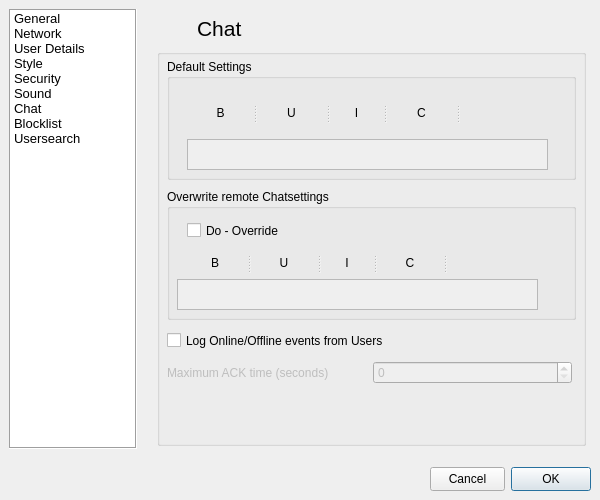
Old version of the form src/gui/form_settingsgui.ui in the repository vituperative/i2pchat.
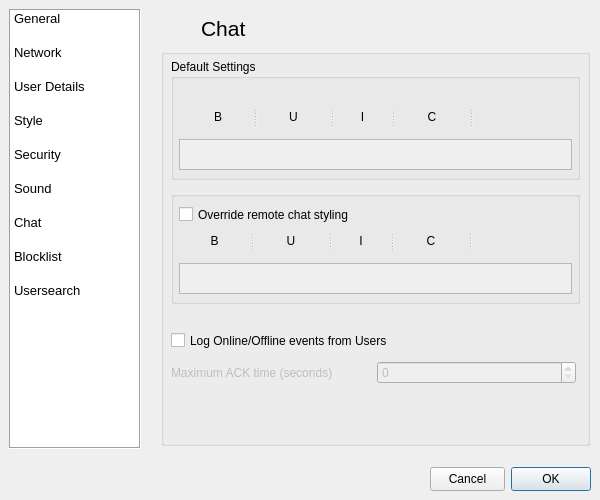
New version of the form. Icons and pictures are not drawn.

Commit message: More spacing for settings section icons; simplify chat settings panel

```diff
--- a/src/gui/form_settingsgui.ui
+++ b/src/gui/form_settingsgui.ui
@@ -109,7 +109,7 @@
       </property>
       <property name="maximumSize">
        <size>
-        <width>128</width>
+        <width>132</width>
         <height>500</height>
        </size>
       </property>
@@ -146,12 +146,27 @@
        <enum>QListView::SinglePass</enum>
       </property>
       <property name="spacing">
-       <number>0</number>
+       <number>4</number>
+      </property>
+      <property name="gridSize">
+       <size>
+        <width>0</width>
+        <height>34</height>
+       </size>
+      </property>
+      <property name="sortingEnabled">
+       <bool>false</bool>
       </property>
       <item>
        <property name="text">
         <string>General</string>
        </property>
+       <property name="font">
+        <font>
+         <weight>50</weight>
+         <bold>false</bold>
+        </font>
+       </property>
        <property name="icon">
         <iconset resource="resourcen.qrc">
          <normaloff>:/icons/settings.svg</normaloff>:/icons/settings.svg</iconset>
@@ -359,7 +374,7 @@
         <property name="title">
          <string>Wait time between rechecking for offline users</string>
         </property>
-        <widget class="QWidget" name="">
+        <widget class="QWidget" name="layoutWidget">
          <property name="geometry">
           <rect>
            <x>8</x>
@@ -2201,9 +2216,9 @@
           </property>
           <property name="geometry">
            <rect>
-            <x>20</x>
+            <x>8</x>
             <y>80</y>
-            <width>361</width>
+            <width>393</width>
             <height>31</height>
            </rect>
           </property>
@@ -2220,9 +2235,9 @@
          <widget class="QSplitter" name="splitter">
           <property name="geometry">
            <rect>
-            <x>21</x>
-            <y>40</y>
-            <width>361</width>
+            <x>12</x>
+            <y>44</y>
+            <width>385</width>
             <height>28</height>
            </rect>
           </property>
@@ -2400,25 +2415,25 @@
          <property name="geometry">
           <rect>
            <x>10</x>
-           <y>140</y>
+           <y>142</y>
            <width>409</width>
-           <height>131</height>
+           <height>113</height>
           </rect>
          </property>
          <property name="title">
-          <string>Overwrite remote Chatsettings</string>
+          <string/>
          </property>
          <widget class="QCheckBox" name="chatOverrideBox">
           <property name="geometry">
            <rect>
-            <x>20</x>
-            <y>30</y>
-            <width>108</width>
+            <x>8</x>
+            <y>12</y>
+            <width>389</width>
             <height>23</height>
            </rect>
           </property>
           <property name="text">
-           <string>Do - Override</string>
+           <string>Override remote chat styling</string>
           </property>
          </widget>
          <widget class="QTextEdit" name="txtShowCurrentChatStyleOverride">
@@ -2427,9 +2442,9 @@
           </property>
           <property name="geometry">
            <rect>
-            <x>10</x>
-            <y>90</y>
-            <width>361</width>
+            <x>8</x>
+            <y>72</y>
+            <width>393</width>
             <height>31</height>
            </rect>
           </property>
@@ -2449,9 +2464,9 @@
          <widget class="QSplitter" name="splitter_2">
           <property name="geometry">
            <rect>
-            <x>16</x>
-            <y>60</y>
-            <width>351</width>
+            <x>8</x>
+            <y>36</y>
+            <width>389</width>
             <height>28</height>
            </rect>
           </property>
```
Left out of the diff: 29 changed lines with no effect on the pictures.
